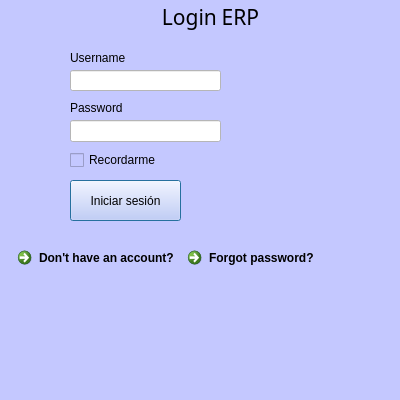
The window that LoginSantiago.ui (Luzu21/interfazSantiago) describes before a commit, drawn with Qt 5.
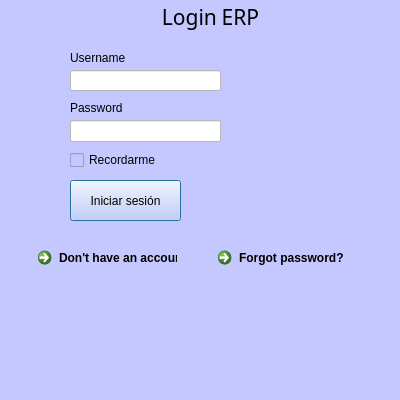
The same window after the commit.

The edit to the form file:
```diff
--- a/LoginSantiago.ui
+++ b/LoginSantiago.ui
@@ -276,9 +276,9 @@
    <widget class="QCommandLinkButton" name="link1">
     <property name="geometry">
      <rect>
-      <x>10</x>
+      <x>30</x>
       <y>240</y>
-      <width>172</width>
+      <width>151</width>
       <height>41</height>
      </rect>
     </property>
@@ -292,9 +292,9 @@
    <widget class="QCommandLinkButton" name="link2">
     <property name="geometry">
      <rect>
-      <x>180</x>
+      <x>210</x>
       <y>240</y>
-      <width>211</width>
+      <width>151</width>
       <height>41</height>
      </rect>
     </property>
```
